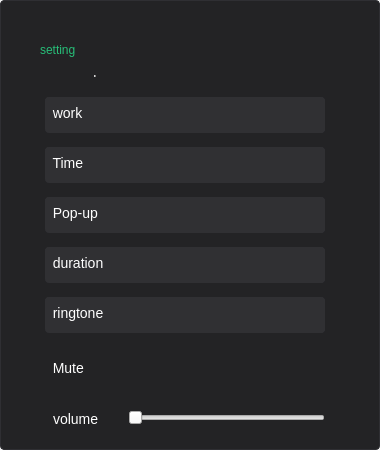
First picture: the form in src/plugins/ukui-clock/setupPage.ui, repository ukui/ukui-sidebar, before the edit.
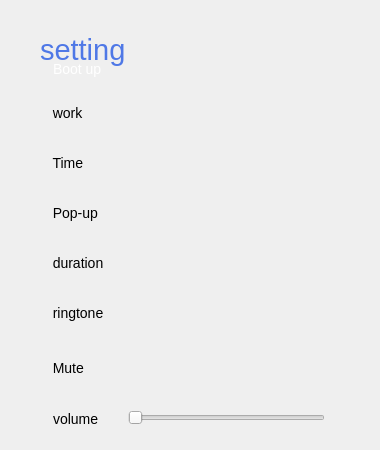
Second picture: the form after the edit. Icons and pictures are not drawn.

```diff
--- a/src/plugins/ukui-clock/setupPage.ui
+++ b/src/plugins/ukui-clock/setupPage.ui
@@ -28,10 +28,7 @@
     </rect>
    </property>
    <property name="styleSheet">
-    <string notr="true">background-color: rgba(35,35,37, 1);
-border:1px solid rgba(47,47,51,1);
-border-radius:4px;
-
+    <string notr="true">
 </string>
    </property>
    <widget class="QLabel" name="label">
@@ -86,18 +83,14 @@
      </rect>
     </property>
     <property name="styleSheet">
-     <string notr="true">width:280px;
-height:36px;
-background:rgba(48,48,51,1);
-border-radius:4px;
-border:0px solid rgba();</string>
+     <string notr="true"/>
     </property>
     <widget class="QLabel" name="label_18">
      <property name="geometry">
       <rect>
        <x>0</x>
        <y>0</y>
-       <width>61</width>
+       <width>71</width>
        <height>31</height>
       </rect>
      </property>
@@ -105,9 +98,7 @@
       <string notr="true">width:39px;
 height:14px;
 font-size:14px;
-
 font-weight:400;
-color:rgba(255,255,255,1);
 </string>
      </property>
      <property name="text">
@@ -130,9 +121,9 @@
     <widget class="QPushButton" name="pushButton_6">
      <property name="geometry">
       <rect>
-       <x>50</x>
+       <x>70</x>
        <y>0</y>
-       <width>191</width>
+       <width>171</width>
        <height>36</height>
       </rect>
      </property>
@@ -140,7 +131,6 @@
       <string notr="true">width:67px;
 height:14px;
 font-size:14px;
-font-family:Source Han Sans CN;
 font-weight:400;
 color:rgba(148, 148, 148,1);
 opacity:0.35;
@@ -163,7 +153,6 @@
     <property name="styleSheet">
      <string notr="true">width:280px;
 height:36px;
-background:rgba(48,48,51,1);
 border-radius:4px;
 border:0px solid rgba();</string>
     </property>
@@ -180,9 +169,7 @@
       <string notr="true">width:39px;
 height:14px;
 font-size:14px;
-
 font-weight:400;
-color:rgba(255,255,255,1);
 </string>
      </property>
      <property name="text">
@@ -215,7 +202,6 @@
       <string notr="true">width:67px;
 height:14px;
 font-size:14px;
-font-family:Source Han Sans CN;
 font-weight:400;
 color:rgba(148, 148, 148,1);
 opacity:0.35;
@@ -238,7 +224,6 @@
     <property name="styleSheet">
      <string notr="true">width:280px;
 height:36px;
-background:rgba(48,48,51,1);
 border-radius:4px;
 border:0px solid rgba();</string>
     </property>
@@ -247,7 +232,7 @@
       <rect>
        <x>0</x>
        <y>0</y>
-       <width>62</width>
+       <width>71</width>
        <height>31</height>
       </rect>
      </property>
@@ -255,9 +240,7 @@
       <string notr="true">width:39px;
 height:14px;
 font-size:14px;
-
 font-weight:400;
-color:rgba(255,255,255,1);
 </string>
      </property>
      <property name="text">
@@ -280,9 +263,9 @@
     <widget class="QPushButton" name="pushButton_8">
      <property name="geometry">
       <rect>
-       <x>70</x>
+       <x>80</x>
        <y>0</y>
-       <width>171</width>
+       <width>161</width>
        <height>36</height>
       </rect>
      </property>
@@ -290,7 +273,6 @@
       <string notr="true">width:67px;
 height:14px;
 font-size:14px;
-font-family:Source Han Sans CN;
 font-weight:400;
 color:rgba(148, 148, 148,1);
 opacity:0.35;
@@ -313,7 +295,6 @@
     <property name="styleSheet">
      <string notr="true">width:280px;
 height:36px;
-background:rgba(48,48,51,1);
 border-radius:4px;
 border:0px solid rgba();</string>
     </property>
@@ -322,7 +303,7 @@
       <rect>
        <x>0</x>
        <y>0</y>
-       <width>61</width>
+       <width>81</width>
        <height>31</height>
       </rect>
      </property>
@@ -330,9 +311,7 @@
       <string notr="true">width:39px;
 height:14px;
 font-size:14px;
-
 font-weight:400;
-color:rgba(255,255,255,1);
 </string>
      </property>
      <property name="text">
@@ -355,9 +334,9 @@
     <widget class="QPushButton" name="pushButton_9">
      <property name="geometry">
       <rect>
-       <x>70</x>
+       <x>80</x>
        <y>0</y>
-       <width>171</width>
+       <width>161</width>
        <height>36</height>
       </rect>
      </property>
@@ -365,7 +344,6 @@
       <string notr="true">width:67px;
 height:14px;
 font-size:14px;
-font-family:Source Han Sans CN;
 font-weight:400;
 color:rgba(148, 148, 148,1);
 opacity:0.35;
@@ -388,7 +366,6 @@
     <property name="styleSheet">
      <string notr="true">width:280px;
 height:36px;
-background:rgba(48,48,51,1);
 border-radius:4px;
 border:0px solid rgba();</string>
     </property>
@@ -397,7 +374,7 @@
       <rect>
        <x>0</x>
        <y>0</y>
-       <width>71</width>
+       <width>81</width>
        <height>31</height>
       </rect>
      </property>
@@ -405,9 +382,7 @@
       <string notr="true">width:39px;
 height:14px;
 font-size:14px;
-
 font-weight:400;
-color:rgba(255,255,255,1);
 </string>
      </property>
      <property name="text">
@@ -430,9 +405,9 @@
     <widget class="QPushButton" name="pushButton_15">
      <property name="geometry">
       <rect>
-       <x>70</x>
+       <x>80</x>
        <y>0</y>
-       <width>171</width>
+       <width>161</width>
        <height>36</height>
       </rect>
      </property>
@@ -440,7 +415,6 @@
       <string notr="true">width:67px;
 height:14px;
 font-size:14px;
-font-family:Source Han Sans CN;
 font-weight:400;
 color:rgba(148, 148, 148,1);
 opacity:0.35;
@@ -466,7 +440,7 @@
 font-size:14px;
 border:0px solid rgba();
 font-weight:400;
-color:rgba(255,255,255,1)</string>
+</string>
     </property>
     <property name="text">
      <string>  Mute</string>
@@ -506,7 +480,7 @@
      <string notr="true">font-size:14px;
 border:0px solid rgba();
 font-weight:300;
-color:rgba(255,255,255,1)</string>
+</string>
     </property>
     <property name="text">
      <string>volume</string>
@@ -545,8 +519,8 @@
      </rect>
     </property>
     <property name="styleSheet">
-     <string notr="true">font: 57 22pt &quot;Noto Sans Devanagari Md&quot;;
-color: rgba(39,207,129,0.9);
+     <string notr="true">font: 22pt;
+color: rgba(61,107,229,0.9);
 border:0px solid rgba();</string>
     </property>
     <property name="text">
```
